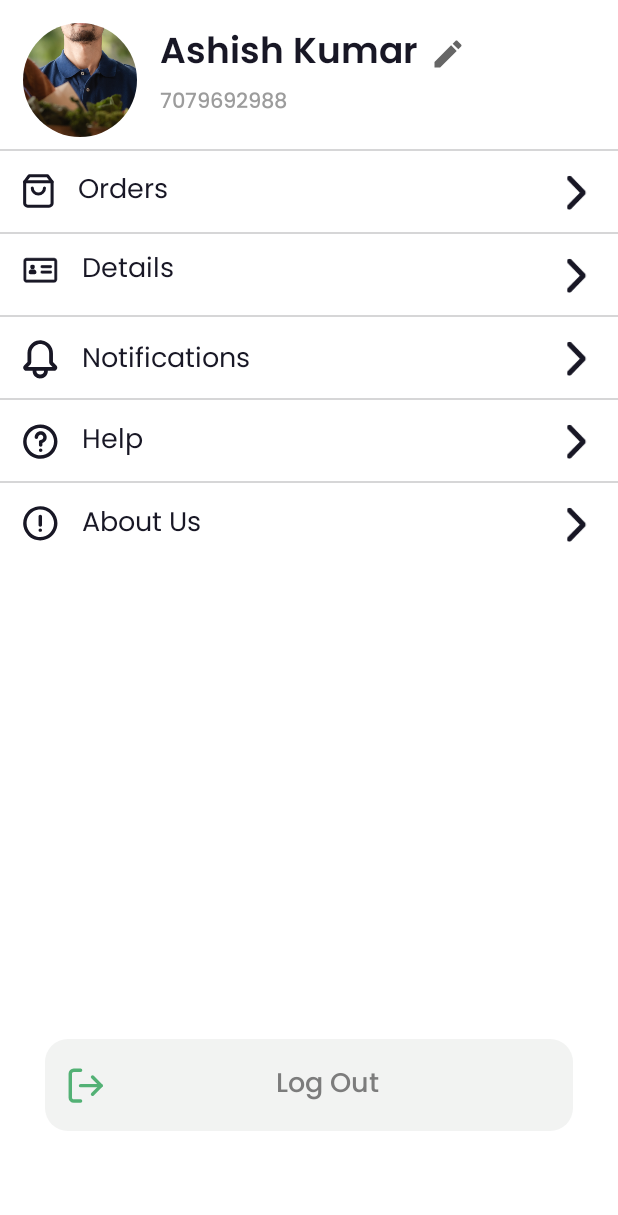
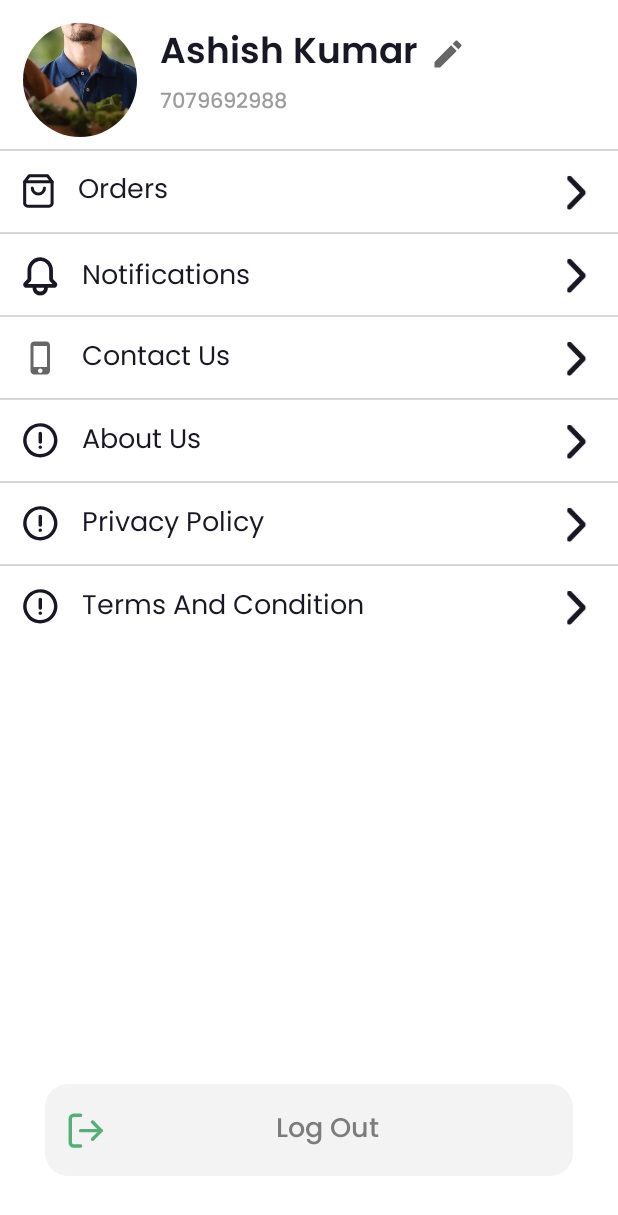
Before and after one commit to jd-ashish/grocery-app-private, an Android app: the layout fragment_account.xml on its own in the app's theme, with its tools: preview values and no code run, on a phone screen of 412 x 824 dp. Shown: the top 1215 px of the screen. Run offline under Robolectric (Android 15) with nearby library versions, the phone set to English and light mode, and no system bars.

Commit message:
final update

```diff
--- a/app/src/main/AndroidManifest.xml
+++ b/app/src/main/AndroidManifest.xml
@@ -19,6 +19,9 @@
         android:theme="@style/Theme.OnlineGroceriesApp"
         android:usesCleartextTraffic="true"
         tools:node="merge">
+        <activity
+            android:name=".activity.WebViewActivity"
+            android:exported="false" />
         <activity
             android:name=".activity.NotificationActivity"
             android:exported="false" />
--- a/app/src/main/res/layout/fragment_account.xml
+++ b/app/src/main/res/layout/fragment_account.xml
@@ -10,9 +10,9 @@
         android:id="@+id/circleImageView"
         android:layout_width="76dp"
         android:layout_height="76dp"
-        android:src="@drawable/main_human"
         android:layout_marginStart="@dimen/margin_start_15"
         android:layout_marginTop="@dimen/margin_top_15"
+        android:src="@drawable/main_human"
         app:layout_constraintStart_toStartOf="parent"
         app:layout_constraintTop_toTopOf="parent" />
 
@@ -22,9 +22,9 @@
         android:layout_width="wrap_content"
         android:layout_height="wrap_content"
         android:layout_marginStart="@dimen/margin_start_15"
-        android:text="Ashish Kumar"
         android:drawableEnd="@drawable/ic_edit"
         android:drawablePadding="@dimen/padding_start_8"
+        android:text="Ashish Kumar"
         app:layout_constraintStart_toEndOf="@+id/circleImageView"
         app:layout_constraintTop_toTopOf="@+id/circleImageView" />
 
@@ -40,8 +40,8 @@
     <LinearLayout
         android:layout_width="match_parent"
         android:layout_height="wrap_content"
+        android:layout_marginTop="@dimen/margin_top_8"
         android:orientation="vertical"
-        android:layout_marginTop="@dimen/margin_top_8"
         app:layout_constraintEnd_toEndOf="parent"
         app:layout_constraintStart_toStartOf="parent"
         app:layout_constraintTop_toBottomOf="@+id/circleImageView">
@@ -53,32 +53,63 @@
             app:left_icon_tio="@drawable/ic_orders_icon"
             app:title_tio="Orders" />
 
+        <!--        This function will be upcoming update-->
         <com.apps.onlinegroceriesapps.CustomView.CustomViewThreeInOne
             android:layout_width="match_parent"
             android:layout_height="wrap_content"
+            android:visibility="gone"
             app:left_icon_tio="@drawable/ic_my_details"
             app:title_tio="Details" />
+
         <com.apps.onlinegroceriesapps.CustomView.CustomViewThreeInOne
-           android:id="@+id/notification"
+            android:id="@+id/notification"
             android:layout_width="match_parent"
             android:layout_height="wrap_content"
             app:layout_constraintTop_toBottomOf="@+id/view4"
             app:left_icon_tio="@drawable/ic_bell"
             app:title_tio="Notifications" />
+
         <com.apps.onlinegroceriesapps.CustomView.CustomViewThreeInOne
-           android:id="@+id/help"
+            android:id="@+id/contact_us"
             android:layout_width="match_parent"
             android:layout_height="wrap_content"
             app:layout_constraintTop_toBottomOf="@+id/view4"
+            app:left_icon_tio="@drawable/ic_phone"
+            app:title_tio="Contact Us" />
+
+        <!--        This function will be upcoming update-->
+        <com.apps.onlinegroceriesapps.CustomView.CustomViewThreeInOne
+            android:id="@+id/help"
+            android:layout_width="match_parent"
+            android:layout_height="wrap_content"
+            android:visibility="gone"
+            app:layout_constraintTop_toBottomOf="@+id/view4"
             app:left_icon_tio="@drawable/ic_help_icon"
             app:title_tio="Help" />
+
         <com.apps.onlinegroceriesapps.CustomView.CustomViewThreeInOne
-           android:id="@+id/aboutus"
+            android:id="@+id/aboutus"
             android:layout_width="match_parent"
             android:layout_height="wrap_content"
             app:layout_constraintTop_toBottomOf="@+id/view4"
             app:left_icon_tio="@drawable/ic_about_icon"
             app:title_tio="About Us" />
+
+        <com.apps.onlinegroceriesapps.CustomView.CustomViewThreeInOne
+            android:id="@+id/privacy_policy"
+            android:layout_width="match_parent"
+            android:layout_height="wrap_content"
+            app:layout_constraintTop_toBottomOf="@+id/view4"
+            app:left_icon_tio="@drawable/ic_about_icon"
+            app:title_tio="Privacy Policy" />
+
+        <com.apps.onlinegroceriesapps.CustomView.CustomViewThreeInOne
+            android:id="@+id/terms_conditions"
+            android:layout_width="match_parent"
+            android:layout_height="wrap_content"
+            app:layout_constraintTop_toBottomOf="@+id/view4"
+            app:left_icon_tio="@drawable/ic_about_icon"
+            app:title_tio="Terms And Condition" />
     </LinearLayout>
 
     <TextView
@@ -87,15 +118,15 @@
         android:layout_width="match_parent"
         android:layout_height="wrap_content"
         android:layout_marginStart="@dimen/margin_start_30"
+        android:layout_marginTop="@dimen/margin_top_70"
         android:layout_marginEnd="@dimen/margin_end_30"
-        android:drawableStart="@drawable/ic_logout"
+        android:layout_marginBottom="@dimen/margin_bottom_40"
         android:background="@drawable/rect_15"
         android:backgroundTint="#F2F3F2"
+        android:drawableStart="@drawable/ic_logout"
         android:gravity="center"
         android:padding="@dimen/default_padding"
         android:text="Log Out"
-        android:layout_marginTop="@dimen/margin_top_70"
-        android:layout_marginBottom="@dimen/margin_bottom_70"
         app:layout_constraintBottom_toBottomOf="parent"
         app:layout_constraintEnd_toEndOf="parent"
         app:layout_constraintStart_toStartOf="parent" />
```
Also changed, not shown: app/src/main/java/com/apps/onlinegroceriesapps/activity/WebViewActivity.java (added, +103 -0 lines), app/src/main/java/com/apps/onlinegroceriesapps/fragment/AccountFragment.java (+34 -10 lines), app/src/main/java/com/apps/onlinegroceriesapps/models/AppSettings.java (+59 -0 lines), app/src/main/java/com/apps/onlinegroceriesapps/utils/Constent.java (+9 -1 lines), app/src/main/res/layout/activity_web_view.xml (added, +40 -0 lines).
